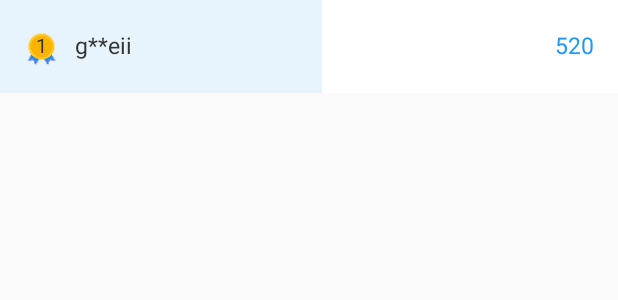
After one commit to LoveLifeEveryday/PlayXAndroid, an Android app: the layout rv_item_coin_rank.xml on its own in the app's theme, with its tools: preview values and no code run, on a phone screen of 412 x 824 dp. The commit adds this screen. Shown: the top 300 px of the screen. Run offline under Robolectric (Android 15) with nearby library versions, the phone set to English and light mode, and no system bars; network calls fail.

Commit message:
feat(CoinRankActivity):完成了积分排行榜界面

```diff
--- a/app/src/main/AndroidManifest.xml
+++ b/app/src/main/AndroidManifest.xml
@@ -16,7 +16,8 @@
         android:roundIcon="@mipmap/ic_launcher_round"
         android:supportsRtl="true"
         android:theme="@style/AppTheme">
-        <activity android:name=".module.mine.activity.CoinActivity"></activity>
+        <activity android:name=".module.mine.activity.CoinRankActivity"></activity>
+        <activity android:name=".module.mine.activity.CoinActivity" />
         <activity android:name=".module.register.RegisterActivity" />
         <activity android:name=".module.login.activity.LoginActivity" />
         <activity android:name=".module.tree.tree_grandson.TreeGrandsonActivity" />
--- /dev/null
+++ b/app/src/main/res/drawable-xxhdpi/coin_rank_progress_bar.xml
@@ -0,0 +1,19 @@
+<?xml version="1.0" encoding="utf-8"?>
+<layer-list xmlns:android="http://schemas.android.com/apk/res/android">
+
+    <item android:id="@android:id/background">
+        <shape>
+            <corners android:radius="0dip" />
+            <solid android:color="@color/transparent" />
+        </shape>
+    </item>
+    <item android:id="@android:id/progress">
+        <clip>
+            <shape>
+                <corners android:radius="0dip" />
+                <solid android:color="@color/colorPrimary" />
+            </shape>
+        </clip>
+    </item>
+
+</layer-list>
--- /dev/null
+++ b/app/src/main/res/layout/rv_item_coin_rank.xml
@@ -0,0 +1,79 @@
+<?xml version="1.0" encoding="utf-8"?>
+<FrameLayout xmlns:android="http://schemas.android.com/apk/res/android"
+    xmlns:tools="http://schemas.android.com/tools"
+    android:layout_width="match_parent"
+    android:layout_height="wrap_content"
+    android:background="@color/white">
+
+    <ProgressBar
+        android:id="@+id/pb"
+        style="?android:attr/progressBarStyleHorizontal"
+        android:layout_width="match_parent"
+        android:layout_height="match_parent"
+        android:alpha="0.1"
+        android:indeterminate="false"
+        android:max="1000"
+        android:progress="520"
+        android:progressDrawable="@drawable/coin_rank_progress_bar" />
+
+    <RelativeLayout
+        android:layout_width="match_parent"
+        android:layout_height="wrap_content"
+        android:padding="16dp">
+
+        <FrameLayout
+            android:id="@+id/fl_index"
+            android:layout_width="wrap_content"
+            android:layout_height="wrap_content"
+            android:layout_centerVertical="true">
+
+            <ImageView
+                android:id="@+id/iv_index"
+                android:layout_width="24dp"
+                android:layout_height="30dp"
+                android:layout_gravity="center"
+                android:paddingTop="4dp"
+                android:scaleType="fitCenter"
+                android:src="@drawable/ic_rank_1"
+                tools:ignore="ContentDescription" />
+
+            <TextView
+                android:id="@+id/tv_index"
+                android:layout_width="wrap_content"
+                android:layout_height="wrap_content"
+                android:layout_gravity="center"
+                android:includeFontPadding="false"
+                android:textColor="@color/text_surface"
+                android:textSize="@dimen/text_auxiliary"
+                tools:text="1" />
+
+        </FrameLayout>
+
+        <TextView
+            android:id="@+id/tv_user_name"
+            android:layout_width="wrap_content"
+            android:layout_height="wrap_content"
+            android:layout_centerVertical="true"
+            android:layout_marginStart="10dp"
+            android:layout_toEndOf="@+id/fl_index"
+            android:includeFontPadding="false"
+            android:lineSpacingExtra="0dp"
+            android:textColor="@color/text_surface"
+            android:textSize="@dimen/text_content"
+            tools:text="g**eii" />
+
+        <TextView
+            android:id="@+id/tv_coin_count"
+            android:layout_width="wrap_content"
+            android:layout_height="wrap_content"
+            android:layout_alignParentEnd="true"
+            android:layout_centerVertical="true"
+            android:includeFontPadding="false"
+            android:textColor="@color/colorPrimary"
+            android:textSize="@dimen/text_content"
+            tools:ignore="RelativeOverlap"
+            tools:text="520" />
+
+    </RelativeLayout>
+
+</FrameLayout>
--- a/app/src/main/res/values/colors.xml
+++ b/app/src/main/res/values/colors.xml
@@ -9,6 +9,7 @@
     <color name="white">#FFFFFF</color>
     <color name="red">#FF0000</color>
     <color name="yellow">#FFFF00</color>
+    <color name="background">#f5f5f5</color>
     <color name="orange">#FF8C00</color>
     <color name="newTextColor">#4282f4</color>
     <color name="authorTextColor">#666666</color>
@@ -21,6 +22,7 @@
     <color name="background_mask">#11000000</color>
     <color name="text_accent">@color/accent</color>
     <color name="accent">#f86734</color>
+    <color name="transparent">#00000000</color>
 
     <color name="scan_side">#2A017CB4</color>
     <color name="scan_partial">#B20493D5</color>
--- a/app/src/main/res/values/dimens.xml
+++ b/app/src/main/res/values/dimens.xml
@@ -23,5 +23,6 @@
     <dimen name="text_notes">12sp</dimen>
     <dimen name="button_height">44dp</dimen>
     <dimen name="text_time">11sp</dimen>
+    <dimen name="text_auxiliary">13sp</dimen>
 
 </resources>
```
Also changed, not shown: app/src/main/java/com/xcynice/playxandroid/adapter/CoinRankAdapter.java (added, +97 -0 lines), app/src/main/java/com/xcynice/playxandroid/bean/CoinRank.java (added, +148 -0 lines), app/src/main/java/com/xcynice/playxandroid/http/API.java (+11 -0 lines), app/src/main/java/com/xcynice/playxandroid/module/mine/activity/CoinActivity.java (+4 -20 lines), app/src/main/java/com/xcynice/playxandroid/module/mine/activity/CoinRankActivity.java (added, +135 -0 lines), app/src/main/java/com/xcynice/playxandroid/module/mine/presenter/CoinRankPresenter.java (added, +64 -0 lines), app/src/main/java/com/xcynice/playxandroid/module/mine/view/ICoinRankView.java (added, +46 -0 lines), app/src/main/res/layout/activity_coin_rank.xml (added, +21 -0 lines).
